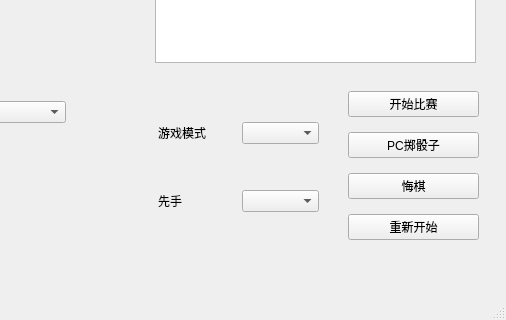
Kelfvin/Einstein_BlueShadow, file view/mainwindow.ui: the form before one commit; both pictures show x 415 to 921 and y 388 to 708 of the 921 by 708 pixel window.
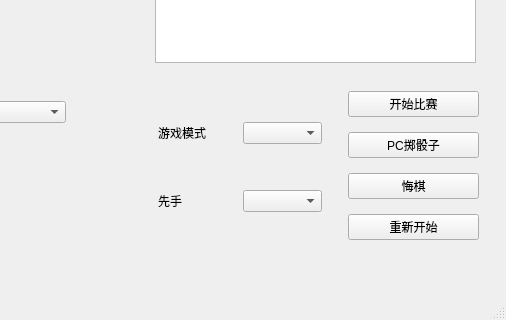
The form after the commit.

```diff
--- a/view/mainwindow.ui
+++ b/view/mainwindow.ui
@@ -89,7 +89,7 @@
      <rect>
       <x>573</x>
       <y>470</y>
-      <width>161</width>
+      <width>164</width>
       <height>171</height>
      </rect>
     </property>
```
